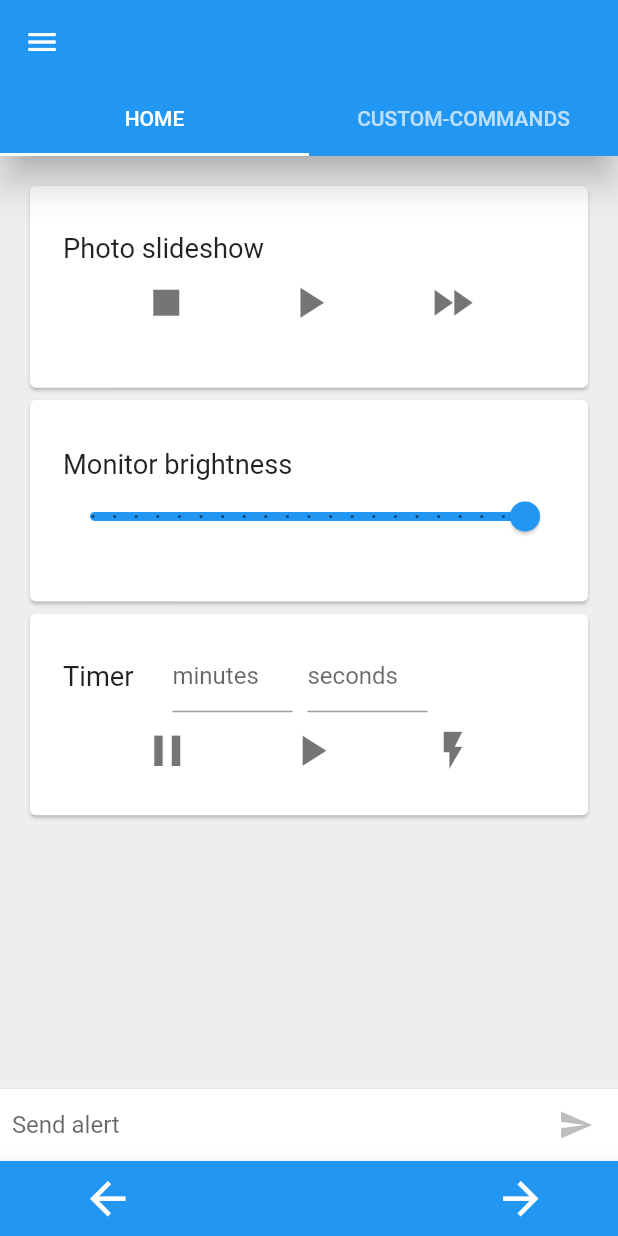
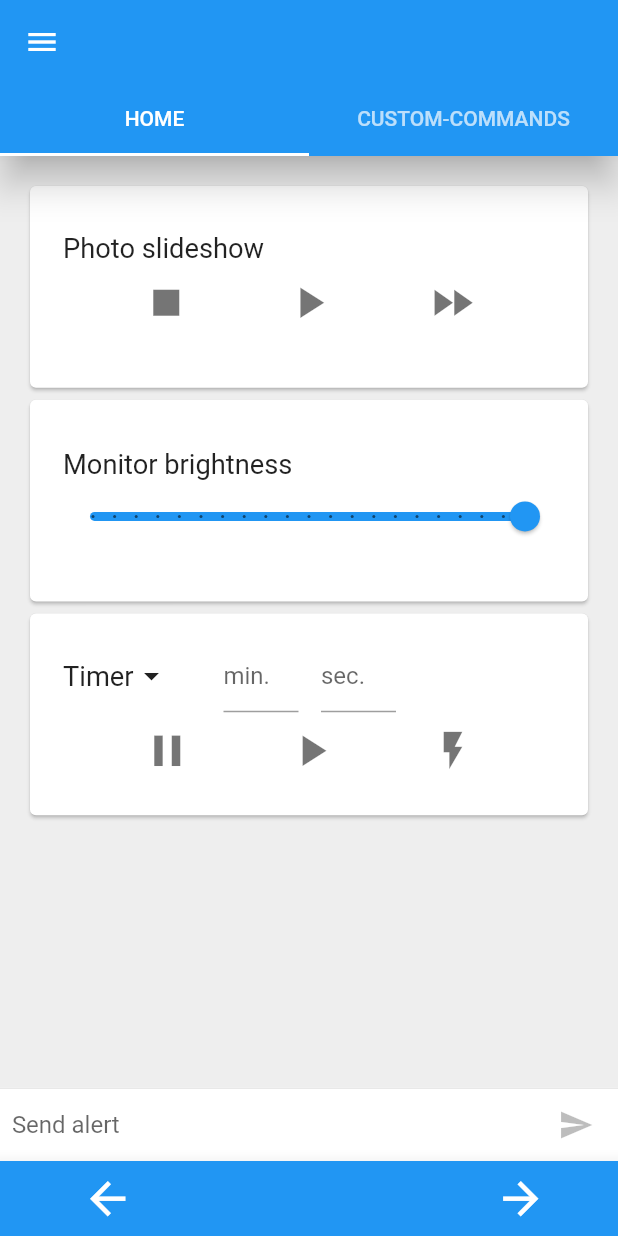
Before and after one commit to Klettner/MM-Remote, a Flutter app: the CurrentDevicePage screen opened directly with empty values, on a phone screen of 412 x 824 dp. Run offline on Flutter 3.47's test engine with Material 2 defaults, Android fonts, the phone set to English and light mode, and no system bars; our stand-ins replace image_picker, logger, shared_preferences, sqflite, webview_flutter; accounts and stored records are empty.

Commit message:
Add stop-watch functionality

```diff
--- a/lib/screens/currentDevice.dart
+++ b/lib/screens/currentDevice.dart
@@ -50,8 +50,10 @@ class _CurrentDevicePageState extends State<CurrentDevicePage>
   String lastRequest = "Send alert";
   bool _isComposing = false;
   final TextEditingController _textController = new TextEditingController();
-  final TextEditingController _timerMinutesController = new TextEditingController();
-  final TextEditingController _timerSecondsController = new TextEditingController();
+  final TextEditingController _timerMinutesController =
+      new TextEditingController();
+  final TextEditingController _timerSecondsController =
+      new TextEditingController();
   File _image;
   final picker = ImagePicker();
   SharedPreferences prefs;
@@ -65,7 +67,8 @@ class _CurrentDevicePageState extends State<CurrentDevicePage>
   List<Widget> _customCommands = List<Widget>();
   HttpRest _httpRest;
 
-  bool isPaused = false;
+  bool _isPaused = false;
+  String _stopWatchTimerValue = "Timer";
 
   @override
   void initState() {
@@ -138,20 +141,18 @@ class _CurrentDevicePageState extends State<CurrentDevicePage>
     );
   }
 
-  Widget _createBackgroundSlideShowCard(){
+  Widget _createBackgroundSlideShowCard() {
     return Card(
       clipBehavior: Clip.antiAlias,
       child: Padding(
-        padding:
-        EdgeInsets.fromLTRB(16.0, 0.0, 16.0, 0.0),
+        padding: EdgeInsets.fromLTRB(16.0, 0.0, 16.0, 0.0),
         child: Column(
           mainAxisAlignment: MainAxisAlignment.center,
           children: <Widget>[
             new Align(
               alignment: Alignment.centerLeft,
               child: new Container(
-                margin: new EdgeInsets.symmetric(
-                    horizontal: 6.0),
+                margin: new EdgeInsets.symmetric(horizontal: 6.0),
                 child: new Text(
                   'Photo slideshow',
                   textScaleFactor: 1.3,
@@ -159,15 +160,13 @@ class _CurrentDevicePageState extends State<CurrentDevicePage>
               ),
             ),
             new Row(
-              mainAxisAlignment:
-              MainAxisAlignment.spaceBetween,
+              mainAxisAlignment: MainAxisAlignment.spaceBetween,
               children: <Widget>[
                 new SizedBox(
                   width: 5.0,
                 ),
                 new IconButton(
-                    icon: Icon(Icons.stop,
-                        semanticLabel: 'stop slideshow'),
+                    icon: Icon(Icons.stop, semanticLabel: 'stop slideshow'),
                     tooltip: 'Stop slideshow',
                     color: tertiaryColorDark,
                     iconSize: 35.0,
@@ -180,8 +179,8 @@ class _CurrentDevicePageState extends State<CurrentDevicePage>
                     iconSize: 35.0,
                     onPressed: _backgroundSlideShowPlay),
                 new IconButton(
-                    icon: Icon(Icons.fast_forward,
-                        semanticLabel: 'next picture'),
+                    icon:
+                        Icon(Icons.fast_forward, semanticLabel: 'next picture'),
                     tooltip: 'Next picture',
                     color: tertiaryColorDark,
                     iconSize: 35.0,
@@ -197,12 +196,11 @@ class _CurrentDevicePageState extends State<CurrentDevicePage>
     );
   }
 
-  Widget _createStopWatchTimerCard(){
+  Widget _createStopWatchTimerCard() {
     return Card(
       clipBehavior: Clip.antiAlias,
       child: Padding(
-        padding:
-        EdgeInsets.fromLTRB(16.0, 0.0, 16.0, 0.0),
+        padding: EdgeInsets.fromLTRB(16.0, 0.0, 16.0, 0.0),
         child: Column(
           mainAxisAlignment: MainAxisAlignment.center,
           children: <Widget>[
@@ -211,72 +209,74 @@ class _CurrentDevicePageState extends State<CurrentDevicePage>
                 new Align(
                   alignment: Alignment.centerLeft,
                   child: new Container(
-                    margin: new EdgeInsets.symmetric(
-                        horizontal: 6.0),
-                    child: new Text(
-                      'Timer',
+                      margin: new EdgeInsets.symmetric(horizontal: 6.0),
+                      child: PopupMenuButton<String>(
+                        onSelected: (String result) {
+                          setState(() {
+                            _timerSecondsController.clear();
+                            _timerMinutesController.clear();
+                            _stopWatchTimerValue = result;
+                          });
+                        },
+                        child: Row(
+                          children: [
+                            Text(
+                              (_isTimer()) ? "Timer" : "Stop-watch",
                               textScaleFactor: 1.3,
                             ),
+                            Icon(
+                             Icons.arrow_drop_down,
+                            )
+                          ],
                         ),
+                        itemBuilder: (BuildContext context) =>
+                            <PopupMenuEntry<String>>[
+                          PopupMenuItem<String>(
+                            value: 'Timer',
+                            child: Text('Timer'),
                           ),
-                SizedBox(
-                  width: 20,
+                          PopupMenuItem<String>(
+                              value: 'Stop-watch', child: Text('Stop-watch'))
+                        ],
+                      )),
                 ),
-                SizedBox(
-                  width: 80,
-                  child: TextField(
-                    keyboardType: TextInputType.number,
-                    controller: _timerMinutesController,
-                    decoration: InputDecoration(
-                      contentPadding: EdgeInsets.zero,
-                      labelText: "minutes",
-                    ),
-                  ),
-                ),
-                SizedBox(
-                  width: 10,
-                ),
-                SizedBox(
-                  width: 80,
-                  child: TextField(
-                    keyboardType: TextInputType.number,
-                    controller: _timerSecondsController,
-                    decoration: InputDecoration(
-                      contentPadding: EdgeInsets.zero,
-                      labelText: "seconds",
-                    ),
-                  ),
-                ),
+                (_isTimer()) ? _createTimerInputFields() : new Container(),
               ],
             ),
             new Row(
-              mainAxisAlignment:
-              MainAxisAlignment.spaceBetween,
+              mainAxisAlignment: MainAxisAlignment.spaceBetween,
               children: <Widget>[
                 new SizedBox(
                   width: 5.0,
                 ),
                 new IconButton(
                     icon: Icon(Icons.pause,
-                        semanticLabel: 'stop timer'),
-                    tooltip: 'Stop timer',
+                        semanticLabel: 'stop timer/stop-watch'),
+                    tooltip: 'Stop timer/stop-watch',
                     color: tertiaryColorDark,
                     iconSize: 35.0,
                     onPressed: () {
-                      (isPaused) ? _timerUnpause() : _stopWatchTimerPause();
+                      if (_isTimer()) {
+                        (_isPaused) ? _timerUnpause() : _stopWatchTimerPause();
+                      } else {
+                        (_isPaused)
+                            ? _stopWatchUnpause()
+                            : _stopWatchTimerPause();
+                      }
                     }),
                 new IconButton(
                     icon: Icon(Icons.play_arrow,
-                        semanticLabel: 'start timer'),
-                    tooltip: 'Start timer',
+                        semanticLabel: 'start timer/stop-watch'),
+                    tooltip: 'Start timer/stop-watch',
                     color: tertiaryColorDark,
                     iconSize: 35.0,
                     onPressed: () {
-                      _timerStart(_getSeconds());
+                      (_isTimer())
+                          ? _timerStart(_getSeconds())
+                          : _stopWatchStart();
                     }),
                 new IconButton(
-                    icon: Icon(Icons.flash_on,
-                        semanticLabel: 'interrupt'),
+                    icon: Icon(Icons.flash_on, semanticLabel: 'interrupt'),
                     tooltip: 'Interrupt',
                     color: tertiaryColorDark,
                     iconSize: 30,
@@ -292,10 +292,52 @@ class _CurrentDevicePageState extends State<CurrentDevicePage>
     );
   }
 
+  bool _isTimer() {
+    if (_stopWatchTimerValue.compareTo("Timer") == 0) {
+      return true;
+    }
+    return false;
+  }
+
+  Widget _createTimerInputFields() {
+    return new Row(
+      children: [
+        SizedBox(
+          width: 30,
+        ),
+        SizedBox(
+          width: 50,
+          child: TextField(
+            keyboardType: TextInputType.number,
+            controller: _timerMinutesController,
+            decoration: InputDecoration(
+              contentPadding: EdgeInsets.zero,
+              labelText: "min.",
+            ),
+          ),
+        ),
+        SizedBox(
+          width: 15,
+        ),
+        SizedBox(
+          width: 50,
+          child: TextField(
+            keyboardType: TextInputType.number,
+            controller: _timerSecondsController,
+            decoration: InputDecoration(
+              contentPadding: EdgeInsets.zero,
+              labelText: "sec.",
+            ),
+          ),
+        )
+      ],
+    );
+  }
+
   int _getSeconds() {
     int minutes = 0;
     int seconds = 0;
-    if(_timerMinutesController.text.trim().compareTo("") != 0) {
+    if (_timerMinutesController.text.trim().compareTo("") != 0) {
       minutes = int.parse(_timerMinutesController.text.trim());
     }
     if (_timerSecondsController.text.trim().compareTo("") != 0) {
@@ -304,20 +346,18 @@ class _CurrentDevicePageState extends State<CurrentDevicePage>
     return minutes * 60 + seconds;
   }
 
-  Widget _createBrightnessSliderCard(){
+  Widget _createBrightnessSliderCard() {
     return Card(
       clipBehavior: Clip.antiAlias,
       child: Padding(
-        padding:
-        EdgeInsets.fromLTRB(16.0, 0.0, 16.0, 0.0),
+        padding: EdgeInsets.fromLTRB(16.0, 0.0, 16.0, 0.0),
         child: Column(
           mainAxisAlignment: MainAxisAlignment.center,
           children: <Widget>[
             new Align(
               alignment: Alignment.centerLeft,
               child: new Container(
-                margin: new EdgeInsets.symmetric(
-                    horizontal: 6.0),
+                margin: new EdgeInsets.symmetric(horizontal: 6.0),
                 child: new Text(
                   'Monitor brightness',
                   textScaleFactor: 1.3,
@@ -332,8 +372,7 @@ class _CurrentDevicePageState extends State<CurrentDevicePage>
               activeColor: primaryColor,
               inactiveColor: tertiaryColorDark,
               label: 'changing brightness',
-              semanticFormatterCallback:
-                  (double newValue) {
+              semanticFormatterCallback: (double newValue) {
                 return '${newValue.round()}/200 brightness';
               },
               onChanged: (double newValue) {
@@ -343,8 +382,7 @@ class _CurrentDevicePageState extends State<CurrentDevicePage>
                 });
               },
               onChangeEnd: (double newValue) {
-                _persistBrightnessSetting(
-                    newValue.round());
+                _persistBrightnessSetting(newValue.round());
               },
             )
           ],
@@ -376,18 +414,15 @@ class _CurrentDevicePageState extends State<CurrentDevicePage>
                 ),
               ),
               new Container(
-                margin:
-                new EdgeInsets.symmetric(horizontal: 4.0),
+                margin: new EdgeInsets.symmetric(horizontal: 4.0),
                 child: new IconButton(
-                  icon: new Icon(Icons.send,
-                      semanticLabel: 'send alert'),
+                  icon: new Icon(Icons.send, semanticLabel: 'send alert'),
                   color: tertiaryColorDark,
                   disabledColor: tertiaryColorLight,
                   tooltip:
                       'Send an alert or send "/AlertDuration: int" to set the display-time of an alert',
                   onPressed: _isComposing
-                      ? () => _evaluateAlert(
-                      _textController.text, context)
+                      ? () => _evaluateAlert(_textController.text, context)
                       : null,
                 ),
               ),
@@ -409,8 +444,10 @@ class _CurrentDevicePageState extends State<CurrentDevicePage>
               children: <Widget>[
                 DrawerHeader(
                   decoration: BoxDecoration(
-                    image: (_image == null) ? null : DecorationImage(
-                      image:FileImage(_image),
+                    image: (_image == null)
+                        ? null
+                        : DecorationImage(
+                            image: FileImage(_image),
                             fit: BoxFit.cover,
                           ),
                     color: primaryColor,
@@ -442,8 +479,7 @@ class _CurrentDevicePageState extends State<CurrentDevicePage>
                   ),
                 ),
                 ListTile(
-                  leading: Icon(Icons.devices,
-                      color:tertiaryColorMedium),
+                  leading: Icon(Icons.devices, color: tertiaryColorMedium),
                   title: Text('Choose device'),
                   onTap: () {
                     Navigator.pop(context);
@@ -452,15 +488,16 @@ class _CurrentDevicePageState extends State<CurrentDevicePage>
                 ),
                 ListTile(
                   leading: Icon(Icons.tv,
-                      color: _monitorToggleColor, semanticLabel: 'toggleMonitor'),
+                      color: _monitorToggleColor,
+                      semanticLabel: 'toggleMonitor'),
                   title: Text('Toggle monitor on/off'),
                   onTap: () {
                     _toggleMonitor();
                   },
                 ),
                 ListTile(
-                  leading: Icon(Icons.refresh, semanticLabel: 'reboot',
-                      color: tertiaryColorMedium),
+                  leading: Icon(Icons.refresh,
+                      semanticLabel: 'reboot', color: tertiaryColorMedium),
                   title: Text('Reboot mirror'),
                   onTap: () {
                     _rebootPiDialog(context);
@@ -489,7 +526,8 @@ class _CurrentDevicePageState extends State<CurrentDevicePage>
                     children: <Widget>[
                       Divider(),
                       ListTile(
-                            leading: Icon(Icons.settings, semanticLabel: 'settings',
+                        leading: Icon(Icons.settings,
+                            semanticLabel: 'settings',
                             color: tertiaryColorMedium),
                         title: Text('Settings'),
                         onTap: () {
@@ -507,10 +545,7 @@ class _CurrentDevicePageState extends State<CurrentDevicePage>
                         },
                       )
                     ],
-                      )
-                  )
-              )
-          )
+                  ))))
         ],
       ),
     );
@@ -528,8 +563,7 @@ class _CurrentDevicePageState extends State<CurrentDevicePage>
               padding: _deviceOrientation == Orientation.portrait
                   ? EdgeInsets.all(16.0)
                   : EdgeInsets.fromLTRB(16.0, 4.0, 16.0, 4.0),
-              childAspectRatio:
-              _deviceOrientation == Orientation.portrait
+              childAspectRatio: _deviceOrientation == Orientation.portrait
                   ? 8.0 / 3.0
                   : 8.0 / 3.5,
               children: <Widget>[
@@ -558,16 +592,15 @@ class _CurrentDevicePageState extends State<CurrentDevicePage>
               padding: _deviceOrientation == Orientation.portrait
                   ? EdgeInsets.all(16.0)
                   : EdgeInsets.fromLTRB(8.0, 0.0, 8.0, 0.0),
-              childAspectRatio:
-              _deviceOrientation == Orientation.portrait
+              childAspectRatio: _deviceOrientation == Orientation.portrait
                   ? 8.0 / 2.0
                   : 8.0 / 2.25,
               children: _customCommands,
             ),
           ),
           Align(
-              alignment: Alignment.lerp(
-                  Alignment.center, Alignment.centerRight, 0.85),
+              alignment:
+                  Alignment.lerp(Alignment.center, Alignment.centerRight, 0.85),
               child: Tooltip(
                 message: 'Create new custom-command',
                 child: FloatingActionButton(
@@ -590,7 +623,7 @@ class _CurrentDevicePageState extends State<CurrentDevicePage>
     );
   }
 
-  Widget _createBottomAppBar(var _deviceOrientation){
+  Widget _createBottomAppBar(var _deviceOrientation) {
     return new Container(
       height: _deviceOrientation == Orientation.portrait ? 50.0 : 40.0,
       color: primaryColor,
@@ -614,9 +647,7 @@ class _CurrentDevicePageState extends State<CurrentDevicePage>
           new IconButton(
             padding: EdgeInsets.fromLTRB(10.0, 0.0, 10.0, 0.0),
             icon: new Icon(Icons.arrow_forward,
-                size: 35.0,
-                color: secondaryColor,
-                semanticLabel: 'next page'),
+                size: 35.0, color: secondaryColor, semanticLabel: 'next page'),
             tooltip: 'Next mirror-page',
             onPressed: () {
               _incrementPage(context);
@@ -631,7 +662,7 @@ class _CurrentDevicePageState extends State<CurrentDevicePage>
     final pickedFile = await picker.getImage(source: ImageSource.gallery);
 
     // Check if a image was picked
-    if(pickedFile == null){
+    if (pickedFile == null) {
       return;
     }
 
@@ -651,7 +682,7 @@ class _CurrentDevicePageState extends State<CurrentDevicePage>
 
   Future getImage() async {
     prefs = await SharedPreferences.getInstance();
-    if(prefs.getString(deviceName + 'Image') != null){
+    if (prefs.getString(deviceName + 'Image') != null) {
       setState(() {
         _image = File(prefs.getString(deviceName + 'Image'));
       });
@@ -680,10 +711,11 @@ class _CurrentDevicePageState extends State<CurrentDevicePage>
     _stateInitialized = true;
 
     fetchSettingsFromDatabase(deviceName).then((SettingArguments tempSettings) {
-      if(tempSettings != null) {
+      if (tempSettings != null) {
         int _tempBrightnessValue = int.parse(tempSettings.brightness);
         int _tempAlertDuration = int.parse(tempSettings.alertDuration);
-        bool _tempMonitorColor = tempSettings.monitorStatus.compareTo('ON') == 0;
+        bool _tempMonitorColor =
+            tempSettings.monitorStatus.compareTo('ON') == 0;
         setState(() {
           _brightnessValue = _tempBrightnessValue;
           _alertDuration = _tempAlertDuration;
@@ -803,7 +835,7 @@ class _CurrentDevicePageState extends State<CurrentDevicePage>
       context,
       MaterialPageRoute(builder: (context) => SettingsPage()),
     );
-    if(result != null) {
+    if (result != null) {
       _alertDuration = int.parse(result);
       _persistAlertDurationSetting(_alertDuration);
       updateLastRequest('Alert duration set to $_alertDuration');
@@ -965,9 +997,19 @@ class _CurrentDevicePageState extends State<CurrentDevicePage>
     updateLastRequest("Started SlideShow");
   }
 
+  void _stopWatchUnpause() {
+    _httpRest.sendCustomCommand("UNPAUSE_STOPPER", "");
+    _isPaused = false;
+    updateLastRequest("Continued stop-watch");
+  }
+
+  void _stopWatchStart() {
+    _httpRest.sendCustomCommand("START_STOPPER", "");
+  }
+
   void _stopWatchTimerPause() {
     _httpRest.sendCustomCommand("PAUSE_TIMESTOPP", "");
-    isPaused = true;
+    _isPaused = true;
     updateLastRequest("Paused Timer/Stop-watch");
   }
 
@@ -978,13 +1020,13 @@ class _CurrentDevicePageState extends State<CurrentDevicePage>
 
   void _timerStart(int seconds) {
     _httpRest.sendCustomCommand("START_COUNTER", "$seconds");
-   isPaused = false;
+    _isPaused = false;
     updateLastRequest("Started timer");
   }
 
   void _timerUnpause() {
     _httpRest.sendCustomCommand("UNPAUSE_COUNTER", "");
-   isPaused = false;
+    _isPaused = false;
     updateLastRequest("Continued timer");
   }
 
```
Lines whose indentation alone changed are shown as unchanged.
